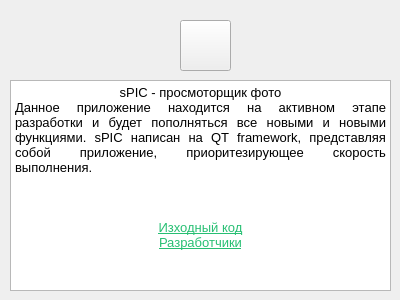
This is info_window.ui in perforator-coder/spic---Simple-Picture-viwer as Qt 5 draws it before an edit. The edited form follows.
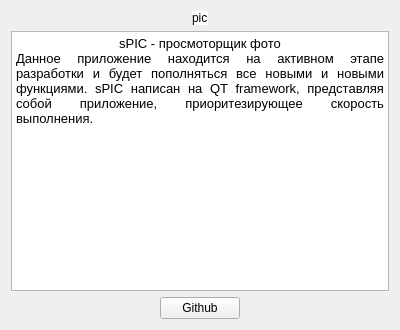
This is the edited form. Icons and pictures are not drawn.

The edit to the form file:
```diff
--- a/info_window.ui
+++ b/info_window.ui
@@ -7,21 +7,43 @@
     <x>0</x>
     <y>0</y>
     <width>400</width>
-    <height>300</height>
+    <height>330</height>
    </rect>
   </property>
+  <property name="sizePolicy">
+   <sizepolicy hsizetype="Fixed" vsizetype="Fixed">
+    <horstretch>0</horstretch>
+    <verstretch>0</verstretch>
+   </sizepolicy>
+  </property>
+  <property name="minimumSize">
+   <size>
+    <width>400</width>
+    <height>330</height>
+   </size>
+  </property>
+  <property name="maximumSize">
+   <size>
+    <width>400</width>
+    <height>330</height>
+   </size>
+  </property>
   <property name="windowTitle">
    <string>Form</string>
   </property>
+  <layout class="QGridLayout" name="gridLayout">
+   <item row="0" column="0" alignment="Qt::AlignmentFlag::AlignHCenter">
+    <widget class="QLabel" name="label">
+     <property name="styleSheet">
+      <string notr="true">background-color: rgb(255, 255, 255);</string>
+     </property>
+     <property name="text">
+      <string>pic</string>
+     </property>
+    </widget>
+   </item>
+   <item row="1" column="0">
   <widget class="QTextEdit" name="textEdit">
-   <property name="geometry">
-    <rect>
-     <x>10</x>
-     <y>80</y>
-     <width>381</width>
-     <height>211</height>
-    </rect>
-   </property>
    <property name="styleSheet">
     <string notr="true"/>
    </property>
@@ -41,48 +63,19 @@
 &lt;p style=&quot;-qt-paragraph-type:empty; margin-top:0px; margin-bottom:0px; margin-left:0px; margin-right:0px; -qt-block-indent:0; text-indent:0px;&quot;&gt;&lt;br /&gt;&lt;/p&gt;
 &lt;p style=&quot;-qt-paragraph-type:empty; margin-top:0px; margin-bottom:0px; margin-left:0px; margin-right:0px; -qt-block-indent:0; text-indent:0px;&quot;&gt;&lt;br /&gt;&lt;/p&gt;
 &lt;p style=&quot;-qt-paragraph-type:empty; margin-top:0px; margin-bottom:0px; margin-left:0px; margin-right:0px; -qt-block-indent:0; text-indent:0px;&quot;&gt;&lt;br /&gt;&lt;/p&gt;
-&lt;p align=&quot;center&quot; style=&quot; margin-top:0px; margin-bottom:0px; margin-left:0px; margin-right:0px; -qt-block-indent:0; text-indent:0px;&quot;&gt;&lt;a href=&quot;https://github.com/perforator-coder/spic---Simple-Picture-viwer&quot;&gt;&lt;span style=&quot; text-decoration: underline; color:#27bf73;&quot;&gt;Изходный код&lt;/span&gt;&lt;/a&gt;&lt;/p&gt;
-&lt;p align=&quot;center&quot; style=&quot; margin-top:0px; margin-bottom:0px; margin-left:0px; margin-right:0px; -qt-block-indent:0; text-indent:0px;&quot;&gt;&lt;a href=&quot;https://github.com/perforator-coder/spic---Simple-Picture-viwer/graphs/contributors?from=7%2F11%2F2026&quot;&gt;&lt;span style=&quot; text-decoration: underline; color:#27bf73;&quot;&gt;Разработчики&lt;/span&gt;&lt;/a&gt;&lt;/p&gt;&lt;/body&gt;&lt;/html&gt;</string>
-   </property>
-  </widget>
+&lt;p align=&quot;center&quot; style=&quot;-qt-paragraph-type:empty; margin-top:0px; margin-bottom:0px; margin-left:0px; margin-right:0px; -qt-block-indent:0; text-indent:0px;&quot;&gt;&lt;br /&gt;&lt;/p&gt;
+&lt;p align=&quot;center&quot; style=&quot;-qt-paragraph-type:empty; margin-top:0px; margin-bottom:0px; margin-left:0px; margin-right:0px; -qt-block-indent:0; text-indent:0px;&quot;&gt;&lt;br /&gt;&lt;/p&gt;&lt;/body&gt;&lt;/html&gt;</string>
+     </property>
+    </widget>
+   </item>
+   <item row="2" column="0" alignment="Qt::AlignmentFlag::AlignHCenter">
   <widget class="QPushButton" name="pushButton">
-   <property name="geometry">
-    <rect>
-     <x>180</x>
-     <y>20</y>
-     <width>51</width>
-     <height>51</height>
-    </rect>
-   </property>
-   <property name="cursor">
-    <cursorShape>PointingHandCursor</cursorShape>
-   </property>
-   <property name="styleSheet">
-    <string notr="true"/>
-   </property>
    <property name="text">
-    <string/>
-   </property>
-   <property name="icon">
-    <iconset>
-     <normaloff>icons/icon.svg</normaloff>icons/icon.svg</iconset>
-   </property>
-   <property name="iconSize">
-    <size>
-     <width>64</width>
-     <height>64</height>
-    </size>
-   </property>
-   <property name="checkable">
-    <bool>false</bool>
-   </property>
-   <property name="default">
-    <bool>false</bool>
-   </property>
-   <property name="flat">
-    <bool>false</bool>
-   </property>
-  </widget>
+      <string>Github</string>
+     </property>
+    </widget>
+   </item>
+  </layout>
  </widget>
  <resources/>
  <connections/>
```
Lines whose indentation alone changed are shown as unchanged.
